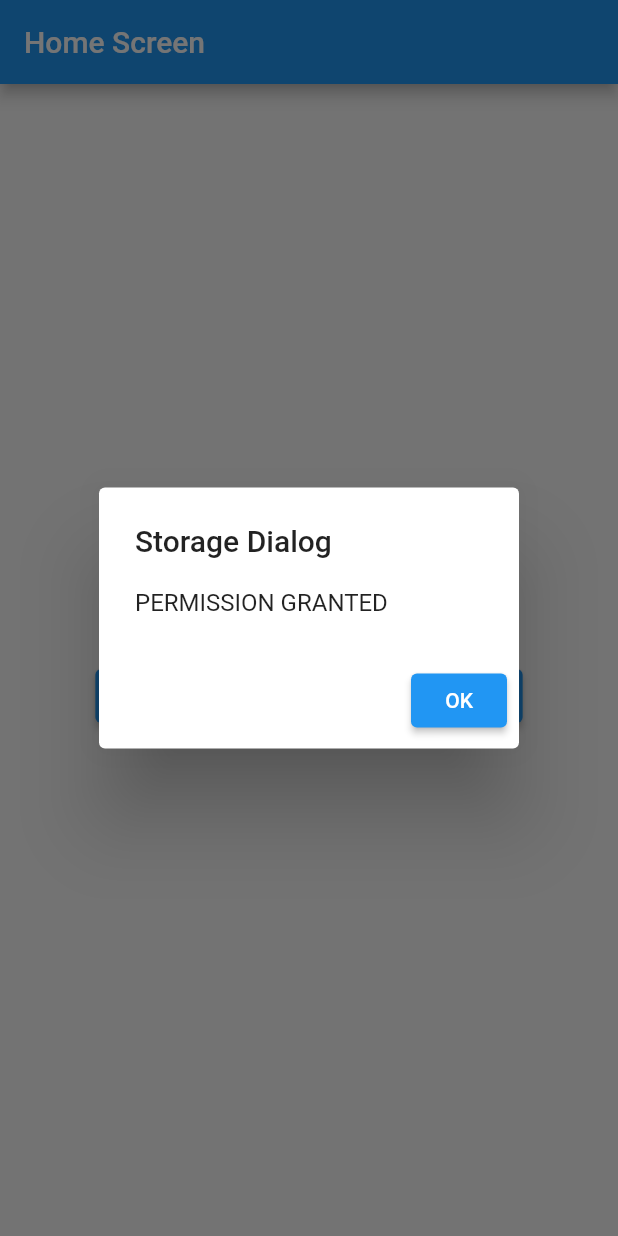
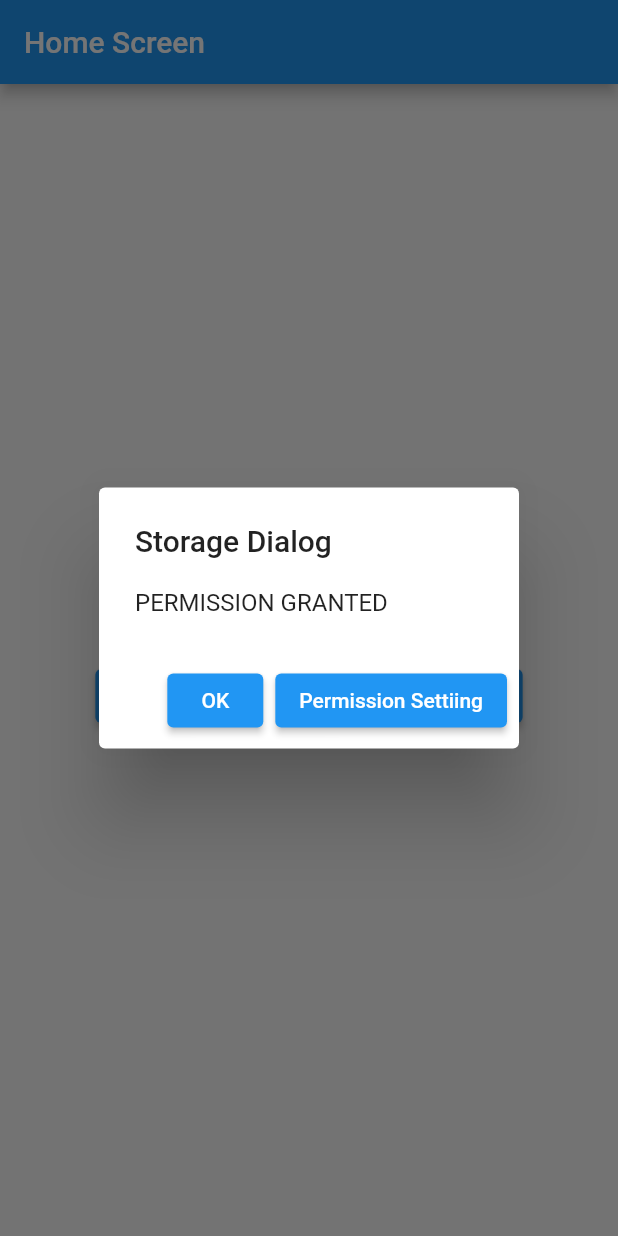
Before and after one commit to AzamNoor123/call_back_Dialogs-and-Permissions-handeling, a Flutter app: the screen it shows after launch, after a tap on "STORAGE", on a phone screen of 412 x 824 dp. Run offline on Flutter 3.47's test engine with Material 2 defaults, Android fonts, the light colour scheme and no system bars; our stand-ins replace bloc, flutter_bloc, permission_handler; missing offline and left inert: map_launcher.

Commit message:
permission setting resolved as suggested.

```diff
--- a/lib/BLOC/URL_Lancher/bloc/url_lancher_bloc.dart
+++ b/lib/URL_Lancher/bloc/url_lancher_bloc.dart
@@ -27,23 +27,25 @@ class UrlLancherBloc extends Bloc<UrlLancherEvent, UrlLancherState> {
       var ststus = await Permission.storage.status;
       if (ststus.isGranted) {
         emit(SettingPermissionGranted());
-      } else {
-        emit(SettingPermissionNotGranted());
+      } else if (ststus.isDenied) {
+        Permission.storage.request();
       }
-      if (await Permission.storage.request().isGranted) {
-        SettingPermissionGranted();
-      }
+    });
+    on<OpenSettingPermission>((event, emit) {
+      openAppSettings();
     });
   }
   loadmap() async {
     final status = Permission.location.status;
+
     if (await status.isGranted) {
       final avail = await MapLauncher.installedMaps;
       avail.first.showMarker(
-          coords: Coords(31.6046, 74.3210),
+          coords: Coords(ConstResources.maplat, ConstResources.maplang),
           title: ConstResources.iqbalpark,
           description: ConstResources.lahorePark,
           zoom: ConstResources.mapzoom);
+
       MapLauncher.showDirections(
           mapType: MapType.google,
           destination: Coords(ConstResources.maplat, ConstResources.maplang));
--- a/lib/BLOC/URL_Lancher/bloc/url_lancher_event.dart
+++ b/lib/URL_Lancher/bloc/url_lancher_event.dart
@@ -10,3 +10,5 @@ class UrlSmsEvent extends UrlLancherEvent {}
 class LocationEvent extends UrlLancherEvent {}
 
 class SettingPermissionEvent extends UrlLancherEvent {}
+
+class OpenSettingPermission extends UrlLancherEvent {}
--- a/lib/BLOC/URL_Lancher/bloc/url_lancher_state.dart
+++ b/lib/URL_Lancher/bloc/url_lancher_state.dart
@@ -16,3 +16,5 @@ class LoadedMapState extends UrlLancherState {}
 class SettingPermissionGranted extends UrlLancherState {}
 
 class SettingPermissionNotGranted extends UrlLancherState {}
+
+class OpenSettingState extends UrlLancherState {}
--- a/lib/Views/DialogUtils.dart
+++ b/lib/Views/DialogUtils.dart
@@ -1,8 +1,7 @@
 import 'package:flutter/material.dart';
 import 'package:flutter_bloc/flutter_bloc.dart';
-import 'package:task_5_callbacks_dialogs/BLOC/URL_Lancher/bloc/url_lancher_bloc.dart';
 import 'package:task_5_callbacks_dialogs/helper/common_keys.dart';
-
+import '../URL_Lancher/bloc/url_lancher_bloc.dart';
 import '../helper/string_resources.dart';
 
 class DialogUtils {
@@ -50,7 +49,14 @@ class DialogUtils {
               onPressed: () {
                 Navigator.pop(context);
               },
-              child: Text(StringResources.OK_BTN))
+              child: Text(StringResources.OK_BTN)),
+          ElevatedButton(
+              onPressed: () {
+                BlocProvider.of<UrlLancherBloc>(context)
+                    .add(OpenSettingPermission());
+                Navigator.pop(context);
+              },
+              child: Text(StringResources.PERMISSION_SETTING_BTN)),
         ],
       ),
     );
--- a/lib/Views/Home.dart
+++ b/lib/Views/Home.dart
@@ -3,8 +3,8 @@ import 'package:flutter_bloc/flutter_bloc.dart';
 import 'package:task_5_callbacks_dialogs/Views/DialogUtils.dart';
 import 'package:task_5_callbacks_dialogs/helper/common_keys.dart';
 import 'package:task_5_callbacks_dialogs/helper/string_resources.dart';
-import 'package:task_5_callbacks_dialogs/helper/widget_extension.dart';
-import '../BLOC/URL_Lancher/bloc/url_lancher_bloc.dart';
+import 'package:task_5_callbacks_dialogs/Extension_pkg/widget_extension.dart';
+import '../URL_Lancher/bloc/url_lancher_bloc.dart';
 
 class HomeScreen extends StatelessWidget {
   const HomeScreen({super.key});
--- a/lib/helper/string_resources.dart
+++ b/lib/helper/string_resources.dart
@@ -16,4 +16,5 @@ class StringResources {
   static String OK_BTN = 'OK';
   static String NO_BTN = 'NO';
   static String YES_BTN = 'YES';
+  static String PERMISSION_SETTING_BTN = 'Permission Settiing';
 }
--- a/lib/main.dart
+++ b/lib/main.dart
@@ -2,7 +2,7 @@ import 'package:flutter/material.dart';
 import 'package:task_5_callbacks_dialogs/Views/Home.dart';
 import 'package:flutter_bloc/flutter_bloc.dart';
 import 'package:task_5_callbacks_dialogs/helper/string_resources.dart';
-import 'BLOC/URL_Lancher/bloc/url_lancher_bloc.dart';
+import 'URL_Lancher/bloc/url_lancher_bloc.dart';
 
 void main() {
   runApp(const MyApp());
```
Also changed, not shown: lib/Extension_pkg/context_extension.dart (renamed from lib/helper/context_extension.dart), lib/Extension_pkg/widget_extension.dart (renamed from lib/helper/widget_extension.dart).
